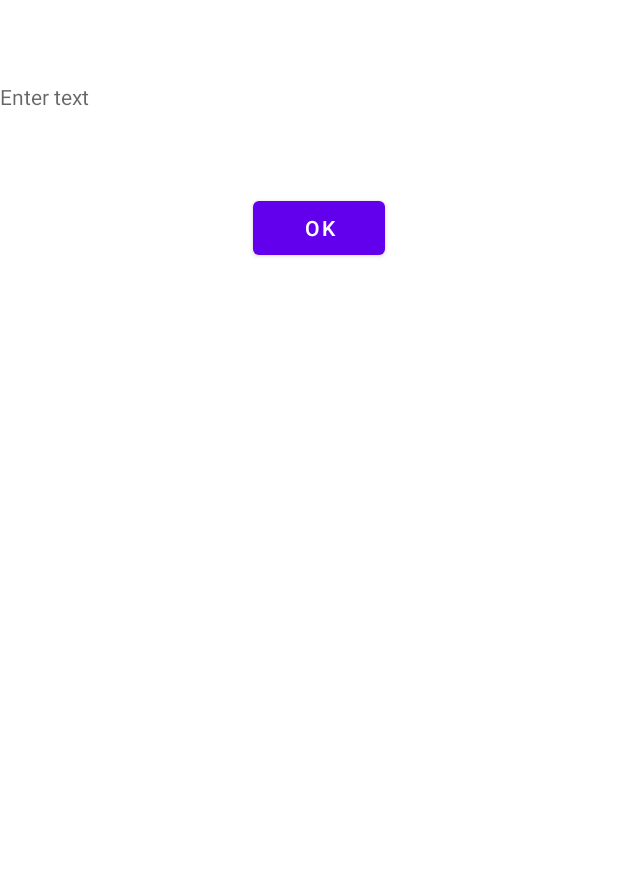
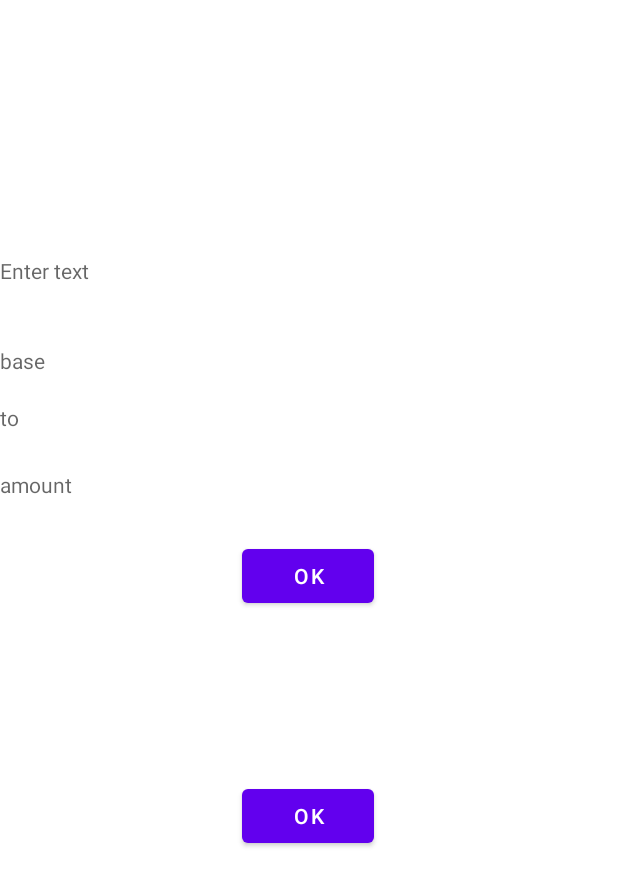
Before and after one commit to DmitrySergienko/DictionaryApp, an Android app: the layout activity_main.xml on its own in the app's theme, with its tools: preview values and no code run, on a phone screen of 412 x 824 dp. Shown: the top 886 px of the screen. Run offline under Robolectric (Android 15) with nearby library versions, the phone set to English and light mode, and no system bars.

```diff
--- a/app/src/main/java/com/example/dictionaryapp/data/retrofit/currency/RetrofitCurrencyImpl.kt
+++ b/app/src/main/java/com/example/dictionaryapp/data/retrofit/currency/RetrofitCurrencyImpl.kt
@@ -1,5 +1,6 @@
 package com.example.dictionaryapp.data.retrofit.currency
 
+import com.example.dictionaryapp.domain.currency.CurrencyEx
 import com.example.dictionaryapp.domain.currency.CurrencyRates
 import com.example.dictionaryapp.domain.currency.GetCurrencyRep
 import com.jakewharton.retrofit2.adapter.kotlin.coroutines.CoroutineCallAdapterFactory
@@ -22,4 +23,9 @@ class RetrofitCurrencyImpl : GetCurrencyRep {
         return api.getData(API_KEY)
     }
 
+    override suspend fun getExangeCurrency(): Deferred<CurrencyEx> {
+        return api.getExCurrency("USD","BGN","1000", API_KEY)
+    }
+
+
 }
--- a/app/src/main/java/com/example/dictionaryapp/domain/currency/GetCurrencyRep.kt
+++ b/app/src/main/java/com/example/dictionaryapp/domain/currency/GetCurrencyRep.kt
@@ -1,11 +1,10 @@
 package com.example.dictionaryapp.domain.currency
 
-
 import kotlinx.coroutines.Deferred
-
 
 
 interface GetCurrencyRep {
 
     suspend fun getCurrencyExRate() : Deferred<CurrencyRates>
+    suspend fun getExangeCurrency() : Deferred<CurrencyEx>
 }
--- a/app/src/main/java/com/example/dictionaryapp/ui/presenters/MainPresenterContract.kt
+++ b/app/src/main/java/com/example/dictionaryapp/ui/presenters/MainPresenterContract.kt
@@ -11,6 +11,9 @@ interface MainPresenterContract {
     //send request to Database
     fun getDataFromRepo()
 
+    //send request to CurrencyExchangeApi
+    fun getDataFromCurrencyExchangeApi()
+
     //to swith off activity (when activity is destroyed
     fun cancelActivity()
 }
--- a/app/src/main/java/com/example/dictionaryapp/ui/view/MainActivityContract.kt
+++ b/app/src/main/java/com/example/dictionaryapp/ui/view/MainActivityContract.kt
@@ -1,5 +1,6 @@
 package com.example.dictionaryapp.ui.view
 
+import com.example.dictionaryapp.domain.currency.CurrencyEx
 import com.example.dictionaryapp.domain.currency.CurrencyRates
 import com.example.dictionaryapp.domain.test.PersonEntity
 import kotlinx.coroutines.Deferred
@@ -8,4 +9,6 @@ import kotlinx.coroutines.Deferred
 interface MainActivityContract {
 
     fun showData(rate: CurrencyRates)
+    fun showCurrency(currency: CurrencyEx)
+
 }
--- a/app/src/main/res/layout/activity_main.xml
+++ b/app/src/main/res/layout/activity_main.xml
@@ -8,10 +8,10 @@
         android:id="@+id/button"
         android:layout_width="wrap_content"
         android:layout_height="wrap_content"
-        android:layout_marginTop="128dp"
+        android:layout_marginTop="360dp"
         android:text="OK"
         app:layout_constraintEnd_toEndOf="parent"
-        app:layout_constraintHorizontal_bias="0.52"
+        app:layout_constraintHorizontal_bias="0.498"
         app:layout_constraintStart_toStartOf="parent"
         app:layout_constraintTop_toTopOf="parent" />
 
@@ -25,4 +25,52 @@
         app:layout_constraintStart_toStartOf="parent"
         app:layout_constraintTop_toTopOf="parent" />
 
+    <Button
+        android:id="@+id/button_ex_currency"
+        android:layout_width="wrap_content"
+        android:layout_height="wrap_content"
+        android:layout_marginTop="520dp"
+        android:text="OK"
+        app:layout_constraintEnd_toEndOf="parent"
+        app:layout_constraintHorizontal_bias="0.498"
+        app:layout_constraintStart_toStartOf="parent"
+        app:layout_constraintTop_toTopOf="parent" />
+
+    <TextView
+        android:id="@+id/text_view_ex_base"
+        android:layout_width="match_parent"
+        android:layout_height="wrap_content"
+        android:hint="base"
+        app:layout_constraintBottom_toTopOf="@+id/button"
+        app:layout_constraintEnd_toEndOf="parent"
+        app:layout_constraintHorizontal_bias="0.0"
+        app:layout_constraintStart_toStartOf="parent"
+        app:layout_constraintTop_toTopOf="parent"
+        app:layout_constraintVertical_bias="0.677" />
+
+    <TextView
+        android:id="@+id/text_view_ex_to"
+        android:layout_width="match_parent"
+        android:layout_height="wrap_content"
+        android:hint="to"
+        app:layout_constraintBottom_toTopOf="@+id/button"
+        app:layout_constraintEnd_toEndOf="parent"
+        app:layout_constraintHorizontal_bias="0.0"
+        app:layout_constraintStart_toStartOf="parent"
+        app:layout_constraintTop_toTopOf="parent"
+        app:layout_constraintVertical_bias="0.788" />
+
+    <TextView
+        android:id="@+id/text_view_ex_amount"
+        android:layout_width="match_parent"
+        android:layout_height="wrap_content"
+        android:hint="amount"
+        app:layout_constraintBottom_toTopOf="@+id/button"
+        app:layout_constraintEnd_toEndOf="parent"
+        app:layout_constraintHorizontal_bias="0.0"
+        app:layout_constraintStart_toStartOf="parent"
+        app:layout_constraintTop_toTopOf="parent"
+        app:layout_constraintVertical_bias="0.92" />
+
+
 </androidx.constraintlayout.widget.ConstraintLayout>
```
Also changed, not shown: app/src/main/java/com/example/dictionaryapp/data/retrofit/currency/ApiService.kt (+11 -2 lines), app/src/main/java/com/example/dictionaryapp/domain/currency/CurrencyEx.kt (added, +21 -0 lines), app/src/main/java/com/example/dictionaryapp/ui/presenters/MainActivityPrecenter.kt (+9 -1 lines), app/src/main/java/com/example/dictionaryapp/ui/view/MainActivity.kt (+17 -3 lines), gradle/wrapper/gradle-wrapper.properties.
